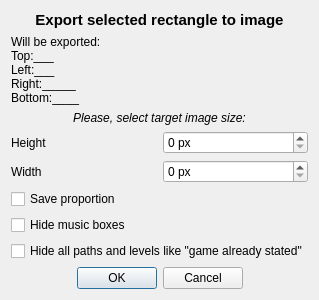
Old version of the form Editor/main_window/file/wld_export_image.ui in the repository WohlSoft/Moondust-Project.
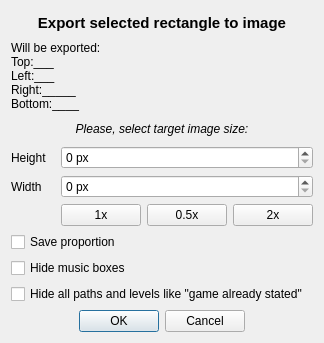
New version of the form. Icons and pictures are not drawn.

Commit message: Added 2x, 1x, 0.5x auto-size buttons for exported images

Patch:
```diff
--- a/Editor/main_window/file/wld_export_image.ui
+++ b/Editor/main_window/file/wld_export_image.ui
@@ -6,8 +6,8 @@
    <rect>
     <x>0</x>
     <y>0</y>
-    <width>285</width>
-    <height>281</height>
+    <width>324</width>
+    <height>343</height>
    </rect>
   </property>
   <property name="windowTitle">
@@ -21,21 +21,6 @@
    <property name="sizeConstraint">
     <enum>QLayout::SetMinimumSize</enum>
    </property>
-   <item row="2" column="0" colspan="2">
-    <widget class="QLabel" name="label_4">
-     <property name="font">
-      <font>
-       <italic>true</italic>
-      </font>
-     </property>
-     <property name="text">
-      <string>Please, select target image size:</string>
-     </property>
-     <property name="alignment">
-      <set>Qt::AlignCenter</set>
-     </property>
-    </widget>
-   </item>
    <item row="3" column="0">
     <widget class="QLabel" name="label_2">
      <property name="text">
@@ -43,17 +28,87 @@
      </property>
     </widget>
    </item>
-   <item row="5" column="0" colspan="2">
-    <widget class="QCheckBox" name="SaveProportion">
+   <item row="4" column="0">
+    <widget class="QLabel" name="label_3">
+     <property name="text">
+      <string>Width</string>
+     </property>
+    </widget>
+   </item>
+   <item row="5" column="1">
+    <widget class="QPushButton" name="size1x">
+     <property name="text">
+      <string notr="true">1x</string>
+     </property>
+    </widget>
+   </item>
+   <item row="5" column="2">
+    <widget class="QPushButton" name="size05x">
+     <property name="text">
+      <string notr="true">0.5x</string>
+     </property>
+    </widget>
+   </item>
+   <item row="5" column="3">
+    <widget class="QPushButton" name="size2x">
+     <property name="text">
+      <string notr="true">2x</string>
+     </property>
+    </widget>
+   </item>
+   <item row="4" column="1" colspan="3">
+    <widget class="QSpinBox" name="imgWidth">
      <property name="whatsThis">
       <string>&lt;html&gt;&lt;head/&gt;&lt;body&gt;&lt;p&gt;With this option will be calculated opposite value for height or width for make target image with correct proportions.&lt;/p&gt;&lt;/body&gt;&lt;/html&gt;</string>
      </property>
+     <property name="suffix">
+      <string> px</string>
+     </property>
+     <property name="maximum">
+      <number>999999999</number>
+     </property>
+    </widget>
+   </item>
+   <item row="3" column="1" colspan="3">
+    <widget class="QSpinBox" name="imgHeight">
+     <property name="whatsThis">
+      <string>&lt;html&gt;&lt;head/&gt;&lt;body&gt;&lt;p&gt;This is a &lt;span style=&quot; font-weight:600;&quot;&gt;Height&lt;/span&gt; of target image. Target image will be scaled to this height.&lt;/p&gt;&lt;/body&gt;&lt;/html&gt;</string>
+     </property>
+     <property name="suffix">
+      <string> px</string>
+     </property>
+     <property name="maximum">
+      <number>999999999</number>
+     </property>
+    </widget>
+   </item>
+   <item row="2" column="0" colspan="4">
+    <widget class="QLabel" name="label_4">
+     <property name="font">
+      <font>
+       <italic>true</italic>
+      </font>
+     </property>
      <property name="text">
-      <string>Save proportion</string>
+      <string>Please, select target image size:</string>
      </property>
+     <property name="alignment">
+      <set>Qt::AlignCenter</set>
+     </property>
     </widget>
    </item>
-   <item row="0" column="0" colspan="2">
+   <item row="1" column="0" colspan="4">
+    <widget class="QLabel" name="ExportRect">
+     <property name="text">
+      <string notr="true">Will be exported:
+Top:___
+Left:___
+Right:_____
+Bottom:____</string>
+     </property>
+    </widget>
+   </item>
+   <item row="0" column="0" colspan="4">
     <widget class="QLabel" name="label">
      <property name="sizePolicy">
       <sizepolicy hsizetype="Preferred" vsizetype="Preferred">
@@ -76,20 +131,31 @@
      </property>
     </widget>
    </item>
-   <item row="4" column="1">
-    <widget class="QSpinBox" name="imgWidth">
+   <item row="7" column="0" colspan="4">
+    <widget class="QCheckBox" name="HideMusBoxes">
+     <property name="text">
+      <string>Hide music boxes</string>
+     </property>
+    </widget>
+   </item>
+   <item row="6" column="0" colspan="4">
+    <widget class="QCheckBox" name="SaveProportion">
      <property name="whatsThis">
       <string>&lt;html&gt;&lt;head/&gt;&lt;body&gt;&lt;p&gt;This is a &lt;span style=&quot; font-weight:600;&quot;&gt;Width&lt;/span&gt; of target image. Target image will be scaled to this width.&lt;/p&gt;&lt;/body&gt;&lt;/html&gt;</string>
      </property>
-     <property name="suffix">
-      <string> px</string>
+     <property name="text">
+      <string>Save proportion</string>
      </property>
-     <property name="maximum">
-      <number>999999999</number>
+    </widget>
+   </item>
+   <item row="8" column="0" colspan="4">
+    <widget class="QCheckBox" name="HidePaths">
+     <property name="text">
+      <string>Hide all paths and levels like &quot;game already stated&quot;</string>
      </property>
     </widget>
    </item>
-   <item row="8" column="0" colspan="2">
+   <item row="9" column="0" colspan="4">
     <widget class="QDialogButtonBox" name="buttonBox">
      <property name="orientation">
       <enum>Qt::Horizontal</enum>
@@ -102,51 +168,6 @@
      </property>
     </widget>
    </item>
-   <item row="3" column="1">
-    <widget class="QSpinBox" name="imgHeight">
-     <property name="whatsThis">
-      <string>&lt;html&gt;&lt;head/&gt;&lt;body&gt;&lt;p&gt;This is a &lt;span style=&quot; font-weight:600;&quot;&gt;Height&lt;/span&gt; of target image. Target image will be scaled to this height.&lt;/p&gt;&lt;/body&gt;&lt;/html&gt;</string>
-     </property>
-     <property name="suffix">
-      <string> px</string>
-     </property>
-     <property name="maximum">
-      <number>999999999</number>
-     </property>
-    </widget>
-   </item>
-   <item row="4" column="0">
-    <widget class="QLabel" name="label_3">
-     <property name="text">
-      <string>Width</string>
-     </property>
-    </widget>
-   </item>
-   <item row="1" column="0" colspan="2">
-    <widget class="QLabel" name="ExportRect">
-     <property name="text">
-      <string notr="true">Will be exported:
-Top:___
-Left:___
-Right:_____
-Bottom:____</string>
-     </property>
-    </widget>
-   </item>
-   <item row="7" column="0" colspan="2">
-    <widget class="QCheckBox" name="HidePaths">
-     <property name="text">
-      <string>Hide all paths and levels like &quot;game already stated&quot;</string>
-     </property>
-    </widget>
-   </item>
-   <item row="6" column="0" colspan="2">
-    <widget class="QCheckBox" name="HideMusBoxes">
-     <property name="text">
-      <string>Hide music boxes</string>
-     </property>
-    </widget>
-   </item>
   </layout>
  </widget>
  <resources>
```
Left out of the diff: 4 changed lines with no effect on the pictures. The commit also changes 7 other files.
